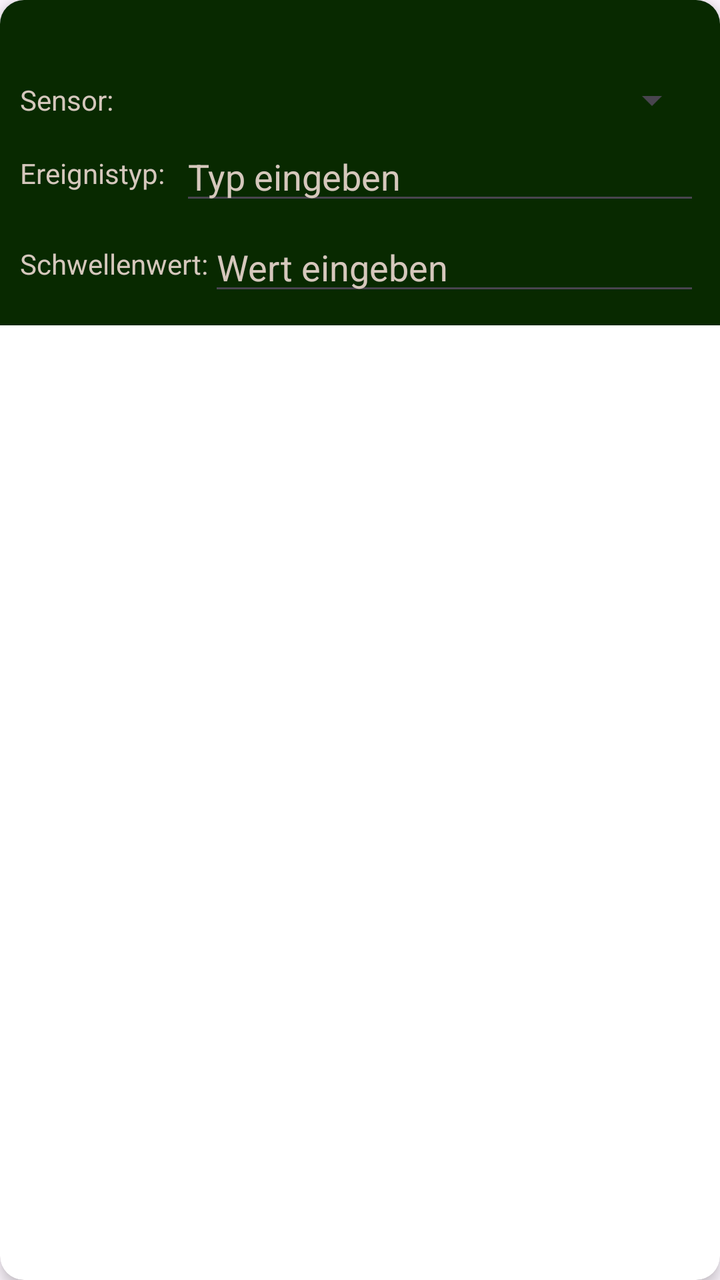
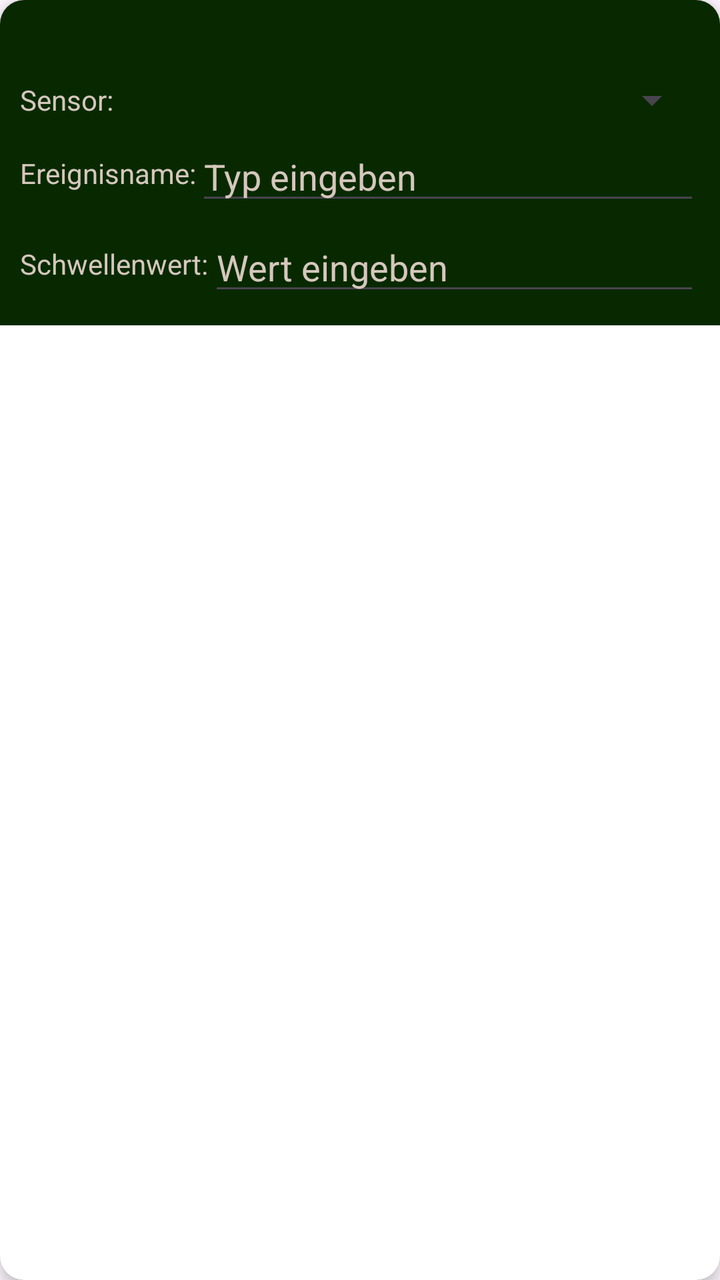

The first picture is an Android layout as it rendered before a commit; the second is the same layout after the commit. The layout source and the unified diff follow.
<!-- AndroidManifest.xml: application theme Theme.BiotSpeechIoT -->
<!-- res/layout/event_configuration_item.xml -->
<?xml version="1.0" encoding="utf-8"?>
<androidx.cardview.widget.CardView
    xmlns:android="http://schemas.android.com/apk/res/android"
    xmlns:app="http://schemas.android.com/apk/res-auto"
    android:layout_width="match_parent"
    android:layout_height="wrap_content"
    android:layout_margin="8dp"
    app:cardCornerRadius="12dp"
    app:cardElevation="4dp">

    <LinearLayout
        android:layout_width="match_parent"
        android:layout_height="wrap_content"
        android:orientation="vertical"
        android:padding="6dp"
        android:background="@color/header">

        <LinearLayout
            android:layout_width="match_parent"
            android:layout_height="wrap_content"
            android:orientation="horizontal"
            android:gravity="center_vertical">

            <ImageButton
                android:id="@+id/btn_delete_event"
                android:layout_width="32dp"
                android:layout_height="32dp"
                android:src="@drawable/round_close_24"
                android:layout_marginStart="350dp"
                android:contentDescription="Ereignis löschen"
                android:background="?attr/selectableItemBackgroundBorderless"
                app:tint="@color/button_red"
                android:scaleType="fitCenter" />
        </LinearLayout>

        <LinearLayout
            android:layout_width="match_parent"
            android:layout_height="wrap_content"
            android:orientation="horizontal"
            android:gravity="center_vertical"
            android:paddingStart="4dp"
            android:paddingEnd="4dp"
            android:paddingBottom="4dp">

            <TextView
                android:layout_width="wrap_content"
                android:layout_height="wrap_content"
                android:text="Sensor:"
                android:textColor="@color/text"
                android:minWidth="80dp"/>

            <Spinner
                android:id="@+id/spinner_sensor_type"
                android:layout_width="0dp"
                android:layout_height="wrap_content"
                android:layout_weight="1"
                android:spinnerMode="dropdown" />
        </LinearLayout>

        <LinearLayout
            android:layout_width="match_parent"
            android:layout_height="wrap_content"
            android:orientation="horizontal"
            android:gravity="center_vertical"
            android:paddingStart="4dp"
            android:paddingEnd="4dp"
            android:paddingBottom="4dp">

            <TextView
                android:layout_width="wrap_content"
                android:layout_height="wrap_content"
                android:text="Ereignistyp:"
                android:textColor="@color/text"
                android:minWidth="80dp"/>

            <EditText
                android:id="@+id/spinner_event_type"
                android:layout_width="0dp"
                android:layout_height="wrap_content"
                android:layout_weight="1"
                android:hint="Typ eingeben"
                android:textColor="@color/text"
                android:textColorHint="@color/text"/>
        </LinearLayout>

        <LinearLayout
            android:layout_width="match_parent"
            android:layout_height="wrap_content"
            android:orientation="horizontal"
            android:gravity="center_vertical"
            android:paddingStart="4dp"
            android:paddingEnd="4dp"
            android:paddingBottom="4dp">

            <TextView
                android:layout_width="wrap_content"
                android:layout_height="wrap_content"
                android:text="Schwellenwert:"
                android:textColor="@color/text"
                android:minWidth="80dp"/>

            <EditText
                android:id="@+id/et_threshold_value"
                android:layout_width="0dp"
                android:layout_height="wrap_content"
                android:layout_weight="1"
                android:inputType="numberDecimal|numberSigned"
                android:hint="Wert eingeben"
                android:textColor="@color/text"
                android:textColorHint="@color/text"/>
        </LinearLayout>

    </LinearLayout>
</androidx.cardview.widget.CardView>
<!-- resources referenced by this layout -->
<resources>
  <color name="button_red">#ff0000</color>
  <color name="header">#082900</color>
  <color name="text">#D5C7BC</color>
  <!-- drawable round_close_24 (drawable) -->
  <vector xmlns:android="http://schemas.android.com/apk/res/android" android:height="24dp" android:tint="#9D0909" android:viewportHeight="24" android:viewportWidth="24" android:width="24dp">
        
      <path android:fillColor="@android:color/white" android:pathData="M18.3,5.71c-0.39,-0.39 -1.02,-0.39 -1.41,0L12,10.59 7.11,5.7c-0.39,-0.39 -1.02,-0.39 -1.41,0 -0.39,0.39 -0.39,1.02 0,1.41L10.59,12 5.7,16.89c-0.39,0.39 -0.39,1.02 0,1.41 0.39,0.39 1.02,0.39 1.41,0L12,13.41l4.89,4.89c0.39,0.39 1.02,0.39 1.41,0 0.39,-0.39 0.39,-1.02 0,-1.41L13.41,12l4.89,-4.89c0.38,-0.38 0.38,-1.02 0,-1.4z"/>
      
  </vector>
  <style name="Theme.BiotSpeechIoT" parent="Base.Theme.BiotSpeechIoT" />
  <style name="Base.Theme.BiotSpeechIoT" parent="Theme.Material3.DayNight.NoActionBar">
          
          
      </style>
</resources>

<!-- the commit's change to res/layout/event_configuration_item.xml (unified diff, before → after) -->
@@ -69,7 +69,7 @@
             <TextView
                 android:layout_width="wrap_content"
                 android:layout_height="wrap_content"
-                android:text="Ereignistyp:"
+                android:text="Ereignisname:"
                 android:textColor="@color/text"
                 android:minWidth="80dp"/>
 
